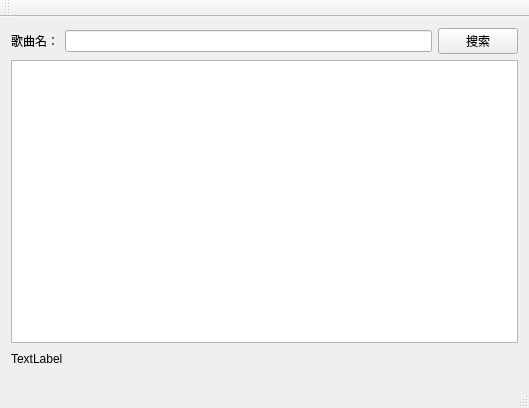
Before: the Qt Designer form mainwindow.ui in zhouq3405/MusicGetFirst, drawn with Qt 5.
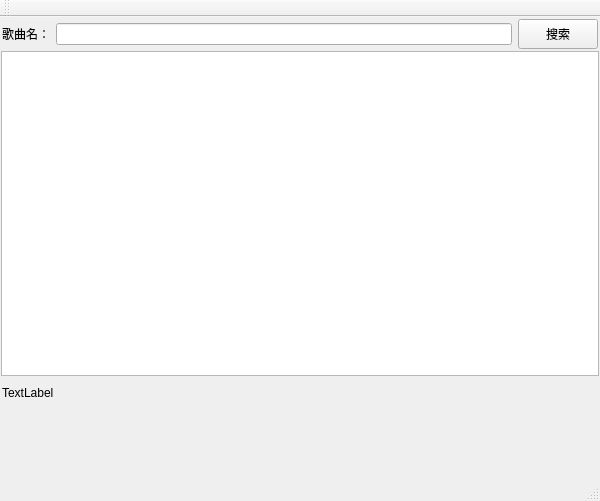
After: the same form once the commit is applied. Custom widgets are drawn as their Qt base class.

```diff
--- a/mainwindow.ui
+++ b/mainwindow.ui
@@ -6,19 +6,64 @@
    <rect>
     <x>0</x>
     <y>0</y>
-    <width>529</width>
-    <height>408</height>
+    <width>600</width>
+    <height>501</height>
    </rect>
   </property>
+  <property name="minimumSize">
+   <size>
+    <width>600</width>
+    <height>500</height>
+   </size>
+  </property>
   <property name="windowTitle">
    <string>MainWindow</string>
   </property>
   <widget class="QWidget" name="centralWidget">
-   <layout class="QVBoxLayout" name="verticalLayout">
+   <layout class="QVBoxLayout" name="verticalLayout" stretch="1,10,1,2">
+    <property name="spacing">
+     <number>1</number>
+    </property>
+    <property name="leftMargin">
+     <number>1</number>
+    </property>
+    <property name="topMargin">
+     <number>1</number>
+    </property>
+    <property name="rightMargin">
+     <number>1</number>
+    </property>
+    <property name="bottomMargin">
+     <number>4</number>
+    </property>
     <item>
-     <layout class="QHBoxLayout" name="horizontalLayout">
+     <layout class="QHBoxLayout" name="horizontalLayout" stretch="1,9,2">
+      <property name="leftMargin">
+       <number>1</number>
+      </property>
+      <property name="topMargin">
+       <number>1</number>
+      </property>
+      <property name="rightMargin">
+       <number>1</number>
+      </property>
+      <property name="bottomMargin">
+       <number>1</number>
+      </property>
       <item>
        <widget class="QLabel" name="label">
+        <property name="sizePolicy">
+         <sizepolicy hsizetype="Fixed" vsizetype="Expanding">
+          <horstretch>0</horstretch>
+          <verstretch>0</verstretch>
+         </sizepolicy>
+        </property>
+        <property name="minimumSize">
+         <size>
+          <width>30</width>
+          <height>30</height>
+         </size>
+        </property>
         <property name="text">
          <string>歌曲名：</string>
         </property>
@@ -29,6 +74,18 @@
       </item>
       <item>
        <widget class="QPushButton" name="pushButton_2">
+        <property name="sizePolicy">
+         <sizepolicy hsizetype="Fixed" vsizetype="Fixed">
+          <horstretch>0</horstretch>
+          <verstretch>0</verstretch>
+         </sizepolicy>
+        </property>
+        <property name="minimumSize">
+         <size>
+          <width>30</width>
+          <height>30</height>
+         </size>
+        </property>
         <property name="text">
          <string>搜索</string>
         </property>
@@ -37,10 +94,29 @@
      </layout>
     </item>
     <item>
-     <widget class="QTableView" name="tableView"/>
+     <widget class="QTableView" name="tableView">
+      <property name="minimumSize">
+       <size>
+        <width>1</width>
+        <height>1</height>
+       </size>
+      </property>
+     </widget>
     </item>
     <item>
-     <layout class="QHBoxLayout" name="horizontalLayout_2">
+     <layout class="QHBoxLayout" name="horizontalLayout_2" stretch="0,6">
+      <property name="leftMargin">
+       <number>1</number>
+      </property>
+      <property name="topMargin">
+       <number>1</number>
+      </property>
+      <property name="rightMargin">
+       <number>1</number>
+      </property>
+      <property name="bottomMargin">
+       <number>1</number>
+      </property>
       <item>
        <widget class="QLabel" name="label_2">
         <property name="text">
@@ -64,7 +140,14 @@
      </layout>
     </item>
     <item>
-     <widget class="PleyControlBar" name="playcontrolbar" native="true"/>
+     <widget class="PleyControlBar" name="playcontrolbar" native="true">
+      <property name="minimumSize">
+       <size>
+        <width>1</width>
+        <height>1</height>
+       </size>
+      </property>
+     </widget>
     </item>
    </layout>
   </widget>
```
Left out of the diff: 2 changed lines with no effect on the pictures.
